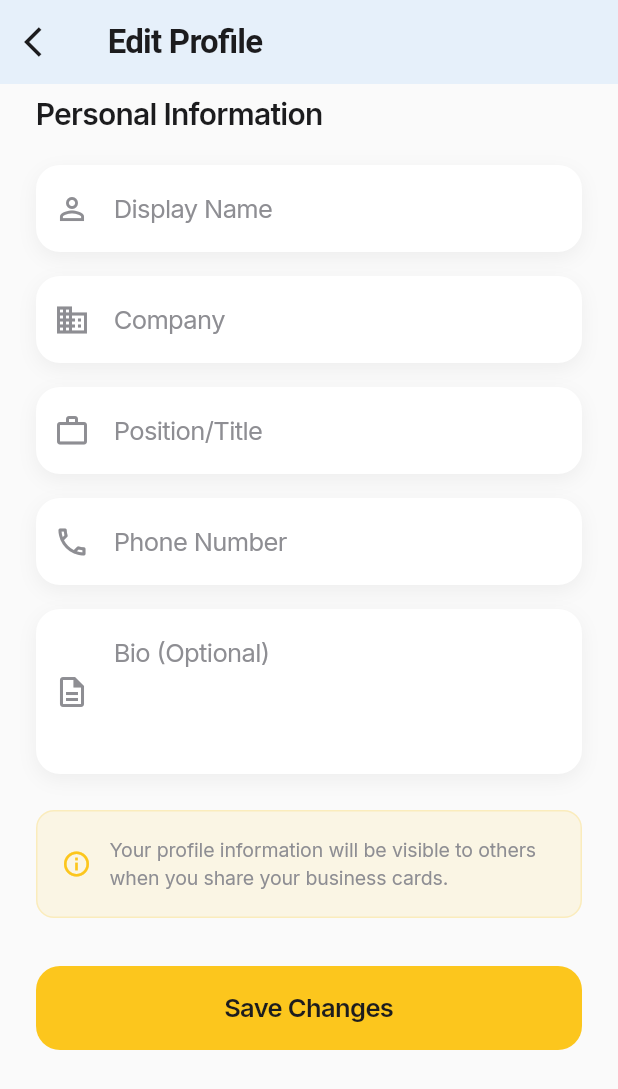
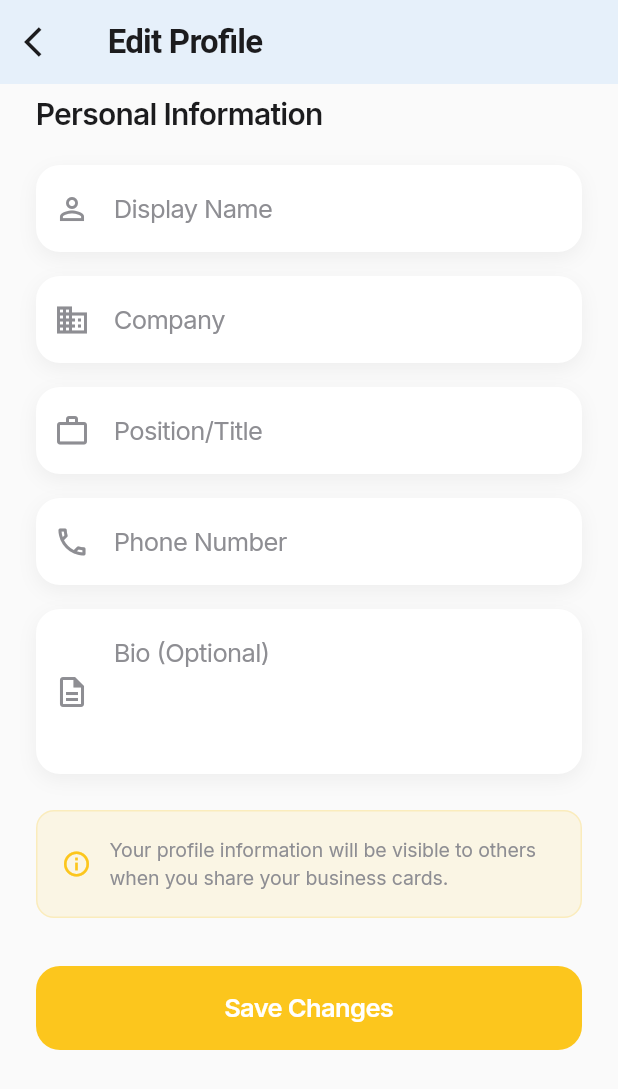
Before and after one commit to WhyyStudio/WhyyConnect, a Flutter app: the EditProfileScreen screen opened directly, scrolled down 206 dp, on a phone screen of 412 x 824 dp. Shown: the top 1089 px of the screen. Run offline on Flutter 3.47's test engine with Material 3 defaults, Android fonts, the phone set to English and light mode, and no system bars; our stand-ins replace camera, cloud_firestore, firebase_auth, firebase_core, google_fonts, google_sign_in and 5 more; missing offline and left inert: google_mlkit_text_recognition, linkedin_login, mobile_scanner; accounts and stored records are empty.

Commit message:
final v1

```diff
--- a/lib/screens/edit_profile_screen.dart
+++ b/lib/screens/edit_profile_screen.dart
@@ -187,7 +187,7 @@ class _EditProfileScreenState extends State<EditProfileScreen>
                 Text('Profile updated successfully'),
               ],
             ),
-            backgroundColor: AppColors.success,
+            backgroundColor: AppColors.getSuccess(context),
             behavior: SnackBarBehavior.floating,
             shape: RoundedRectangleBorder(
               borderRadius: BorderRadius.circular(12),
@@ -223,12 +223,12 @@ class _EditProfileScreenState extends State<EditProfileScreen>
   @override
   Widget build(BuildContext context) {
     return Scaffold(
-      backgroundColor: AppColors.background,
+      backgroundColor: AppColors.getBackground(context),
       appBar: AppBar(
         backgroundColor: Colors.transparent,
         elevation: 0,
         leading: IconButton(
-          icon: const Icon(Icons.arrow_back_ios, color: AppColors.textPrimary),
+          icon: Icon(Icons.arrow_back_ios, color: AppColors.getTextPrimary(context)),
           onPressed: () => Navigator.of(context).pop(),
         ),
         title: Text(
@@ -237,21 +237,25 @@ class _EditProfileScreenState extends State<EditProfileScreen>
         ),
         actions: [
           if (_isSaving)
-            const Padding(
-              padding: EdgeInsets.all(16),
+            Padding(
+              padding: const EdgeInsets.all(16),
               child: SizedBox(
                 width: 20,
                 height: 20,
                 child: CircularProgressIndicator(
                   strokeWidth: 2,
-                  valueColor: AlwaysStoppedAnimation<Color>(AppColors.primary),
+                  valueColor: AlwaysStoppedAnimation<Color>(AppColors.getPrimary(context)),
                 ),
               ),
             ),
         ],
       ),
       body: _isLoading
-          ? const Center(child: CircularProgressIndicator())
+          ? Center(
+              child: CircularProgressIndicator(
+                valueColor: AlwaysStoppedAnimation<Color>(AppColors.getPrimary(context)),
+              ),
+            )
           : SingleChildScrollView(
               padding: const EdgeInsets.all(24),
               child: Form(
@@ -291,8 +295,8 @@ class _EditProfileScreenState extends State<EditProfileScreen>
                       text: _isSaving ? 'Saving...' : 'Save Changes',
                       onPressed: _isSaving ? null : _saveProfile,
                       isLoading: _isSaving,
-                      backgroundColor: AppColors.primary,
-                      textColor: AppColors.textPrimary,
+                      backgroundColor: AppColors.getPrimary(context),
+                      textColor: Colors.white,
                     ),
                     const SizedBox(height: 100),
                   ],
@@ -315,14 +319,11 @@ class _EditProfileScreenState extends State<EditProfileScreen>
               gradient: LinearGradient(
                 begin: Alignment.topLeft,
                 end: Alignment.bottomRight,
-                colors: [
-                  AppColors.primary,
-                  AppColors.primaryLight,
-                ],
+                colors: AppColors.getPrimaryGradient(context),
               ),
               boxShadow: [
                 BoxShadow(
-                  color: AppColors.primary.withValues(alpha: 0.3),
+                  color: AppColors.getPrimary(context).withValues(alpha: 0.3),
                   blurRadius: 20,
                   offset: const Offset(0, 10),
                 ),
@@ -409,17 +410,17 @@ class _EditProfileScreenState extends State<EditProfileScreen>
         Container(
           padding: const EdgeInsets.all(16),
           decoration: BoxDecoration(
-            color: AppColors.primary.withValues(alpha: 0.1),
+            color: AppColors.getPrimary(context).withValues(alpha: 0.1),
             borderRadius: BorderRadius.circular(12),
             border: Border.all(
-              color: AppColors.primary.withValues(alpha: 0.2),
+              color: AppColors.getPrimary(context).withValues(alpha: 0.2),
             ),
           ),
           child: Row(
             children: [
               Icon(
                 Icons.info_outline,
-                color: AppColors.primary,
+                color: AppColors.getPrimary(context),
                 size: 20,
               ),
               const SizedBox(width: 12),
--- a/lib/screens/enhanced_home_screen.dart
+++ b/lib/screens/enhanced_home_screen.dart
@@ -589,7 +589,7 @@ class _EnhancedHomeContentState extends State<EnhancedHomeContent>
                 _connectionsCount.toString(),
                 'Cards Received',
                 Icons.download,
-                AppColors.success,
+                AppColors.getSuccess(context),
               ),
             ),
           ],
--- a/pubspec.yaml
+++ b/pubspec.yaml
@@ -74,7 +74,7 @@ dependencies:
   http: ^1.1.0
 
   # QR Code Scanning
-  mobile_scanner: ^3.5.6
+  mobile_scanner: ^5.1.1
   # nfc_manager: ^3.3.0  # Temporarily disabled due to compatibility issues
 
 dev_dependencies:
```
Also changed, not shown: lib/screens/home_screen.dart (+15 -18 lines), lib/screens/wallet_screen.dart (+5 -5 lines), pubspec.lock, 3 other files.
